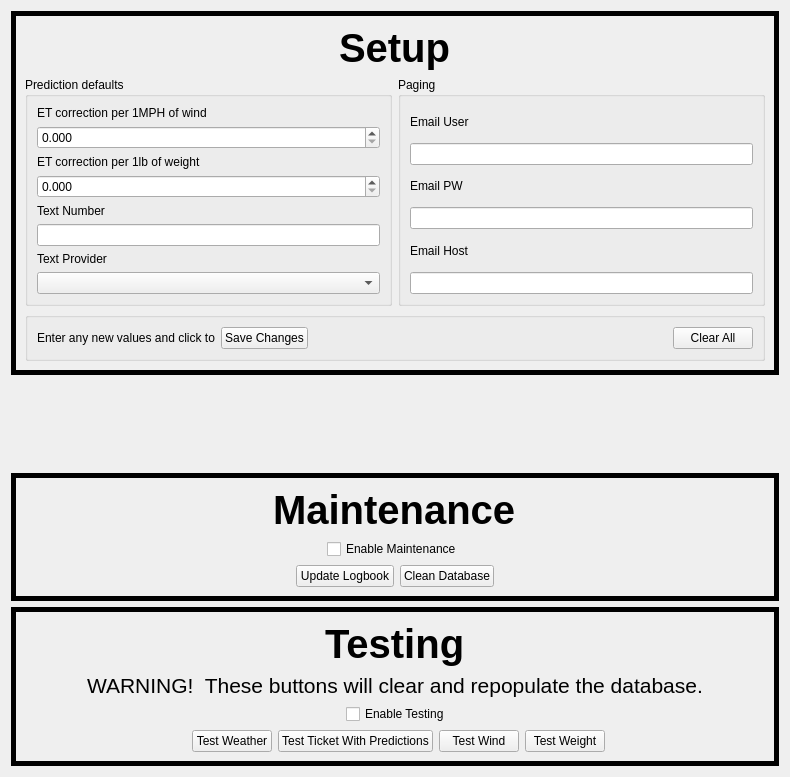
Above: narob-desktop/settingstab.ui from iforgetware/narob before the change. Below: the same form after it.
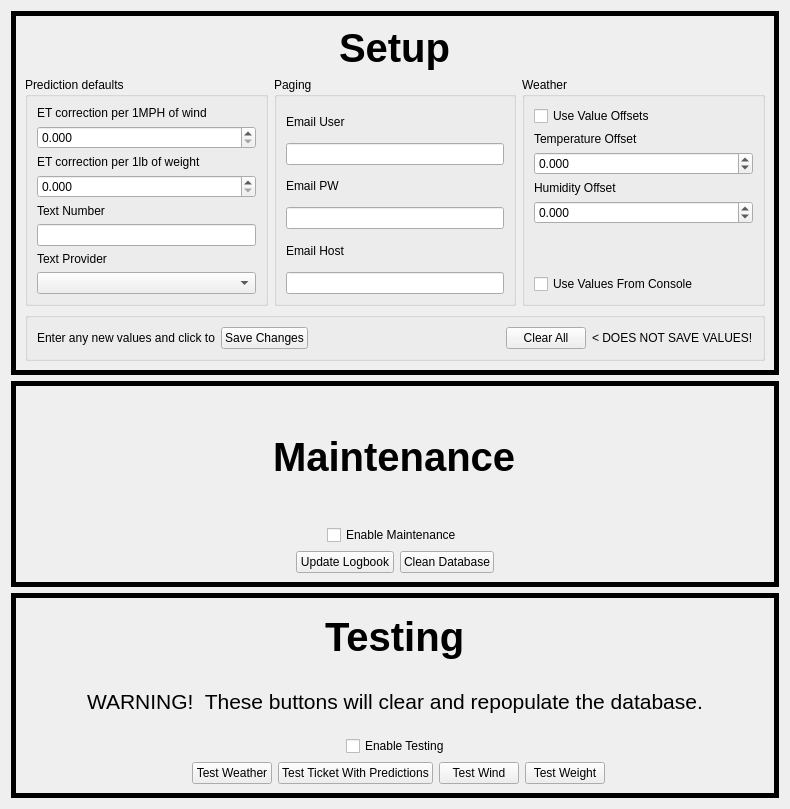
That is the form after the change. Custom widgets are drawn as their Qt base class.

Commit message: temp for trip

```diff
--- a/narob-desktop/settingstab.ui
+++ b/narob-desktop/settingstab.ui
@@ -7,28 +7,21 @@
     <x>0</x>
     <y>0</y>
     <width>790</width>
-    <height>777</height>
+    <height>809</height>
    </rect>
   </property>
   <property name="windowTitle">
    <string>Form</string>
   </property>
   <layout class="QGridLayout" name="gridLayout">
-   <item row="1" column="0">
-    <spacer name="verticalSpacer">
-     <property name="orientation">
-      <enum>Qt::Vertical</enum>
-     </property>
-     <property name="sizeHint" stdset="0">
-      <size>
-       <width>20</width>
-       <height>40</height>
-      </size>
-     </property>
-    </spacer>
-   </item>
-   <item row="3" column="0">
+   <item row="2" column="0">
     <widget class="QFrame" name="testingFrame">
+     <property name="sizePolicy">
+      <sizepolicy hsizetype="Preferred" vsizetype="Expanding">
+       <horstretch>0</horstretch>
+       <verstretch>0</verstretch>
+      </sizepolicy>
+     </property>
      <property name="frameShape">
       <enum>QFrame::Box</enum>
      </property>
@@ -132,8 +125,96 @@
      </layout>
     </widget>
    </item>
+   <item row="1" column="0">
+    <widget class="QFrame" name="maintenanceFrame">
+     <property name="sizePolicy">
+      <sizepolicy hsizetype="Preferred" vsizetype="Expanding">
+       <horstretch>0</horstretch>
+       <verstretch>0</verstretch>
+      </sizepolicy>
+     </property>
+     <property name="frameShape">
+      <enum>QFrame::Box</enum>
+     </property>
+     <property name="frameShadow">
+      <enum>QFrame::Plain</enum>
+     </property>
+     <property name="lineWidth">
+      <number>5</number>
+     </property>
+     <layout class="QGridLayout" name="gridLayout_5">
+      <item row="0" column="0" colspan="4" alignment="Qt::AlignHCenter">
+       <widget class="QLabel" name="maintenanceLabel">
+        <property name="font">
+         <font>
+          <pointsize>30</pointsize>
+          <weight>75</weight>
+          <bold>true</bold>
+         </font>
+        </property>
+        <property name="text">
+         <string>Maintenance</string>
+        </property>
+       </widget>
+      </item>
+      <item row="2" column="0">
+       <spacer name="horizontalSpacer_4">
+        <property name="orientation">
+         <enum>Qt::Horizontal</enum>
+        </property>
+        <property name="sizeHint" stdset="0">
+         <size>
+          <width>40</width>
+          <height>20</height>
+         </size>
+        </property>
+       </spacer>
+      </item>
+      <item row="2" column="3">
+       <spacer name="horizontalSpacer_3">
+        <property name="orientation">
+         <enum>Qt::Horizontal</enum>
+        </property>
+        <property name="sizeHint" stdset="0">
+         <size>
+          <width>40</width>
+          <height>20</height>
+         </size>
+        </property>
+       </spacer>
+      </item>
+      <item row="2" column="2">
+       <widget class="QPushButton" name="cleanDatabaseButton">
+        <property name="text">
+         <string>Clean Database</string>
+        </property>
+       </widget>
+      </item>
+      <item row="2" column="1">
+       <widget class="QPushButton" name="updateLogbookButton">
+        <property name="text">
+         <string>Update Logbook</string>
+        </property>
+       </widget>
+      </item>
+      <item row="1" column="0" colspan="4" alignment="Qt::AlignHCenter">
+       <widget class="QCheckBox" name="enableMaintenanceCheckBox">
+        <property name="text">
+         <string>Enable Maintenance</string>
+        </property>
+       </widget>
+      </item>
+     </layout>
+    </widget>
+   </item>
    <item row="0" column="0">
     <widget class="QFrame" name="setupFrame">
+     <property name="sizePolicy">
+      <sizepolicy hsizetype="Preferred" vsizetype="Expanding">
+       <horstretch>0</horstretch>
+       <verstretch>0</verstretch>
+      </sizepolicy>
+     </property>
      <property name="frameShape">
       <enum>QFrame::Box</enum>
      </property>
@@ -144,115 +225,6 @@
       <number>5</number>
      </property>
      <layout class="QGridLayout" name="gridLayout_8">
-      <item row="2" column="0" colspan="2">
-       <widget class="QGroupBox" name="buttons">
-        <property name="sizePolicy">
-         <sizepolicy hsizetype="Preferred" vsizetype="Expanding">
-          <horstretch>0</horstretch>
-          <verstretch>0</verstretch>
-         </sizepolicy>
-        </property>
-        <property name="title">
-         <string/>
-        </property>
-        <property name="flat">
-         <bool>false</bool>
-        </property>
-        <layout class="QGridLayout" name="gridLayout_2">
-         <item row="1" column="3">
-          <widget class="QPushButton" name="clearButton">
-           <property name="sizePolicy">
-            <sizepolicy hsizetype="Maximum" vsizetype="Fixed">
-             <horstretch>0</horstretch>
-             <verstretch>0</verstretch>
-            </sizepolicy>
-           </property>
-           <property name="text">
-            <string>Clear All</string>
-           </property>
-          </widget>
-         </item>
-         <item row="1" column="1">
-          <widget class="QPushButton" name="saveButton">
-           <property name="sizePolicy">
-            <sizepolicy hsizetype="Maximum" vsizetype="Fixed">
-             <horstretch>0</horstretch>
-             <verstretch>0</verstretch>
-            </sizepolicy>
-           </property>
-           <property name="text">
-            <string>Save Changes</string>
-           </property>
-          </widget>
-         </item>
-         <item row="1" column="2">
-          <spacer name="horizontalSpacer">
-           <property name="orientation">
-            <enum>Qt::Horizontal</enum>
-           </property>
-           <property name="sizeHint" stdset="0">
-            <size>
-             <width>40</width>
-             <height>20</height>
-            </size>
-           </property>
-          </spacer>
-         </item>
-         <item row="1" column="0">
-          <widget class="QLabel" name="saveLabel">
-           <property name="text">
-            <string>Enter any new values and click to</string>
-           </property>
-          </widget>
-         </item>
-        </layout>
-       </widget>
-      </item>
-      <item row="1" column="1">
-       <widget class="QGroupBox" name="paging">
-        <property name="sizePolicy">
-         <sizepolicy hsizetype="Preferred" vsizetype="Expanding">
-          <horstretch>0</horstretch>
-          <verstretch>0</verstretch>
-         </sizepolicy>
-        </property>
-        <property name="title">
-         <string>Paging</string>
-        </property>
-        <layout class="QGridLayout" name="gridLayout_6">
-         <item row="2" column="0">
-          <widget class="QLabel" name="emailPWLabel">
-           <property name="text">
-            <string>Email PW</string>
-           </property>
-          </widget>
-         </item>
-         <item row="0" column="0">
-          <widget class="QLabel" name="emailUserLabel">
-           <property name="text">
-            <string>Email User</string>
-           </property>
-          </widget>
-         </item>
-         <item row="4" column="0">
-          <widget class="QLabel" name="emailHostLabel">
-           <property name="text">
-            <string>Email Host</string>
-           </property>
-          </widget>
-         </item>
-         <item row="1" column="0">
-          <widget class="QLineEdit" name="emailUserEdit"/>
-         </item>
-         <item row="5" column="0">
-          <widget class="QLineEdit" name="emailHostEdit"/>
-         </item>
-         <item row="3" column="0">
-          <widget class="QLineEdit" name="emailPWEdit"/>
-         </item>
-        </layout>
-       </widget>
-      </item>
       <item row="1" column="0">
        <widget class="QGroupBox" name="predictionDefaults">
         <property name="sizePolicy">
@@ -264,6 +236,12 @@
         <property name="title">
          <string>Prediction defaults</string>
         </property>
+        <property name="flat">
+         <bool>false</bool>
+        </property>
+        <property name="checkable">
+         <bool>false</bool>
+        </property>
         <layout class="QGridLayout" name="gridLayout_7">
          <item row="2" column="0">
           <widget class="QLabel" name="weightAdjustmentLabel">
@@ -274,6 +252,12 @@
          </item>
          <item row="3" column="0">
           <widget class="QDoubleSpinBox" name="weightAdjustmentSpinBox">
+           <property name="sizePolicy">
+            <sizepolicy hsizetype="Expanding" vsizetype="Fixed">
+             <horstretch>0</horstretch>
+             <verstretch>0</verstretch>
+            </sizepolicy>
+           </property>
            <property name="decimals">
             <number>3</number>
            </property>
@@ -287,6 +271,12 @@
          </item>
          <item row="1" column="0">
           <widget class="QDoubleSpinBox" name="windAdjustmentSpinBox">
+           <property name="sizePolicy">
+            <sizepolicy hsizetype="Expanding" vsizetype="Fixed">
+             <horstretch>0</horstretch>
+             <verstretch>0</verstretch>
+            </sizepolicy>
+           </property>
            <property name="decimals">
             <number>3</number>
            </property>
@@ -302,7 +292,14 @@
           </widget>
          </item>
          <item row="7" column="0">
-          <widget class="ProviderBox" name="textProviderComboBox"/>
+          <widget class="ProviderBox" name="textProviderComboBox">
+           <property name="sizePolicy">
+            <sizepolicy hsizetype="Expanding" vsizetype="Fixed">
+             <horstretch>0</horstretch>
+             <verstretch>0</verstretch>
+            </sizepolicy>
+           </property>
+          </widget>
          </item>
          <item row="0" column="0">
           <widget class="QLabel" name="windAdjustmentLabel">
@@ -331,7 +328,223 @@
         </layout>
        </widget>
       </item>
-      <item row="0" column="0" colspan="2" alignment="Qt::AlignHCenter">
+      <item row="1" column="1">
+       <widget class="QGroupBox" name="paging">
+        <property name="sizePolicy">
+         <sizepolicy hsizetype="Preferred" vsizetype="Expanding">
+          <horstretch>0</horstretch>
+          <verstretch>0</verstretch>
+         </sizepolicy>
+        </property>
+        <property name="title">
+         <string>Paging</string>
+        </property>
+        <layout class="QGridLayout" name="gridLayout_6">
+         <item row="2" column="0">
+          <widget class="QLabel" name="emailPWLabel">
+           <property name="text">
+            <string>Email PW</string>
+           </property>
+          </widget>
+         </item>
+         <item row="0" column="0">
+          <widget class="QLabel" name="emailUserLabel">
+           <property name="text">
+            <string>Email User</string>
+           </property>
+          </widget>
+         </item>
+         <item row="4" column="0">
+          <widget class="QLabel" name="emailHostLabel">
+           <property name="text">
+            <string>Email Host</string>
+           </property>
+          </widget>
+         </item>
+         <item row="1" column="0">
+          <widget class="QLineEdit" name="emailUserEdit"/>
+         </item>
+         <item row="5" column="0">
+          <widget class="QLineEdit" name="emailHostEdit"/>
+         </item>
+         <item row="3" column="0">
+          <widget class="QLineEdit" name="emailPWEdit"/>
+         </item>
+        </layout>
+       </widget>
+      </item>
+      <item row="1" column="2">
+       <widget class="QGroupBox" name="weather">
+        <property name="sizePolicy">
+         <sizepolicy hsizetype="Preferred" vsizetype="Expanding">
+          <horstretch>0</horstretch>
+          <verstretch>0</verstretch>
+         </sizepolicy>
+        </property>
+        <property name="title">
+         <string>Weather</string>
+        </property>
+        <layout class="QGridLayout" name="gridLayout_3">
+         <item row="3" column="0">
+          <widget class="QLabel" name="humOffsetLabel">
+           <property name="text">
+            <string>Humidity Offset</string>
+           </property>
+          </widget>
+         </item>
+         <item row="6" column="0">
+          <widget class="QCheckBox" name="useConsoleCheckBox">
+           <property name="text">
+            <string>Use Values From Console</string>
+           </property>
+          </widget>
+         </item>
+         <item row="4" column="0">
+          <widget class="QDoubleSpinBox" name="humOffsetSpinBox">
+           <property name="sizePolicy">
+            <sizepolicy hsizetype="Expanding" vsizetype="Fixed">
+             <horstretch>0</horstretch>
+             <verstretch>0</verstretch>
+            </sizepolicy>
+           </property>
+           <property name="decimals">
+            <number>3</number>
+           </property>
+           <property name="minimum">
+            <double>-9.999000000000001</double>
+           </property>
+           <property name="maximum">
+            <double>9.999000000000001</double>
+           </property>
+           <property name="singleStep">
+            <double>0.010000000000000</double>
+           </property>
+          </widget>
+         </item>
+         <item row="1" column="0">
+          <widget class="QLabel" name="tempOffsetLabel">
+           <property name="text">
+            <string>Temperature Offset</string>
+           </property>
+          </widget>
+         </item>
+         <item row="2" column="0">
+          <widget class="QDoubleSpinBox" name="tempOffsetSpinBox">
+           <property name="sizePolicy">
+            <sizepolicy hsizetype="Expanding" vsizetype="Fixed">
+             <horstretch>0</horstretch>
+             <verstretch>0</verstretch>
+            </sizepolicy>
+           </property>
+           <property name="decimals">
+            <number>3</number>
+           </property>
+           <property name="minimum">
+            <double>-9.999000000000001</double>
+           </property>
+           <property name="maximum">
+            <double>9.999000000000001</double>
+           </property>
+           <property name="singleStep">
+            <double>0.010000000000000</double>
+           </property>
+          </widget>
+         </item>
+         <item row="0" column="0">
+          <widget class="QCheckBox" name="useOffsetsCheckBox">
+           <property name="text">
+            <string>Use Value Offsets</string>
+           </property>
+          </widget>
+         </item>
+         <item row="5" column="0">
+          <spacer name="verticalSpacer_2">
+           <property name="orientation">
+            <enum>Qt::Vertical</enum>
+           </property>
+           <property name="sizeHint" stdset="0">
+            <size>
+             <width>20</width>
+             <height>40</height>
+            </size>
+           </property>
+          </spacer>
+         </item>
+        </layout>
+       </widget>
+      </item>
+      <item row="2" column="0" colspan="3">
+       <widget class="QGroupBox" name="buttons">
+        <property name="sizePolicy">
+         <sizepolicy hsizetype="Preferred" vsizetype="Expanding">
+          <horstretch>0</horstretch>
+          <verstretch>0</verstretch>
+         </sizepolicy>
+        </property>
+        <property name="title">
+         <string/>
+        </property>
+        <property name="flat">
+         <bool>false</bool>
+        </property>
+        <layout class="QGridLayout" name="gridLayout_2">
+         <item row="1" column="3">
+          <widget class="QPushButton" name="clearButton">
+           <property name="sizePolicy">
+            <sizepolicy hsizetype="Maximum" vsizetype="Fixed">
+             <horstretch>0</horstretch>
+             <verstretch>0</verstretch>
+            </sizepolicy>
+           </property>
+           <property name="text">
+            <string>Clear All</string>
+           </property>
+          </widget>
+         </item>
+         <item row="1" column="2">
+          <spacer name="horizontalSpacer">
+           <property name="orientation">
+            <enum>Qt::Horizontal</enum>
+           </property>
+           <property name="sizeHint" stdset="0">
+            <size>
+             <width>40</width>
+             <height>20</height>
+            </size>
+           </property>
+          </spacer>
+         </item>
+         <item row="1" column="0">
+          <widget class="QLabel" name="saveLabel">
+           <property name="text">
+            <string>Enter any new values and click to</string>
+           </property>
+          </widget>
+         </item>
+         <item row="1" column="1">
+          <widget class="QPushButton" name="saveButton">
+           <property name="sizePolicy">
+            <sizepolicy hsizetype="Maximum" vsizetype="Fixed">
+             <horstretch>0</horstretch>
+             <verstretch>0</verstretch>
+            </sizepolicy>
+           </property>
+           <property name="text">
+            <string>Save Changes</string>
+           </property>
+          </widget>
+         </item>
+         <item row="1" column="4" alignment="Qt::AlignLeft">
+          <widget class="QLabel" name="clearLabel">
+           <property name="text">
+            <string>&lt; DOES NOT SAVE VALUES!</string>
+           </property>
+          </widget>
+         </item>
+        </layout>
+       </widget>
+      </item>
+      <item row="0" column="0" colspan="3" alignment="Qt::AlignHCenter">
        <widget class="QLabel" name="setupLabel">
         <property name="font">
          <font>
@@ -348,82 +561,6 @@
      </layout>
     </widget>
    </item>
-   <item row="2" column="0">
-    <widget class="QFrame" name="maintenanceFrame">
-     <property name="frameShape">
-      <enum>QFrame::Box</enum>
-     </property>
-     <property name="frameShadow">
-      <enum>QFrame::Plain</enum>
-     </property>
-     <property name="lineWidth">
-      <number>5</number>
-     </property>
-     <layout class="QGridLayout" name="gridLayout_5">
-      <item row="0" column="0" colspan="4" alignment="Qt::AlignHCenter">
-       <widget class="QLabel" name="maintenanceLabel">
-        <property name="font">
-         <font>
-          <pointsize>30</pointsize>
-          <weight>75</weight>
-          <bold>true</bold>
-         </font>
-        </property>
-        <property name="text">
-         <string>Maintenance</string>
-        </property>
-       </widget>
-      </item>
-      <item row="2" column="0">
-       <spacer name="horizontalSpacer_4">
-        <property name="orientation">
-         <enum>Qt::Horizontal</enum>
-        </property>
-        <property name="sizeHint" stdset="0">
-         <size>
-          <width>40</width>
-          <height>20</height>
-         </size>
-        </property>
-       </spacer>
-      </item>
-      <item row="2" column="3">
-       <spacer name="horizontalSpacer_3">
-        <property name="orientation">
-         <enum>Qt::Horizontal</enum>
-        </property>
-        <property name="sizeHint" stdset="0">
-         <size>
-          <width>40</width>
-          <height>20</height>
-         </size>
-        </property>
-       </spacer>
-      </item>
-      <item row="2" column="2">
-       <widget class="QPushButton" name="cleanDatabaseButton">
-        <property name="text">
-         <string>Clean Database</string>
-        </property>
-       </widget>
-      </item>
-      <item row="2" column="1">
-       <widget class="QPushButton" name="updateLogbookButton">
-        <property name="text">
-         <string>Update Logbook</string>
-        </property>
-       </widget>
-      </item>
-      <item row="1" column="0" colspan="4" alignment="Qt::AlignHCenter">
-       <widget class="QCheckBox" name="enableMaintenanceCheckBox">
-        <property name="text">
-         <string>Enable Maintenance</string>
-        </property>
-       </widget>
-      </item>
-     </layout>
-    </widget>
-   </item>
   </layout>
  </widget>
  <customwidgets>
```
The commit also changes 10 other files.
